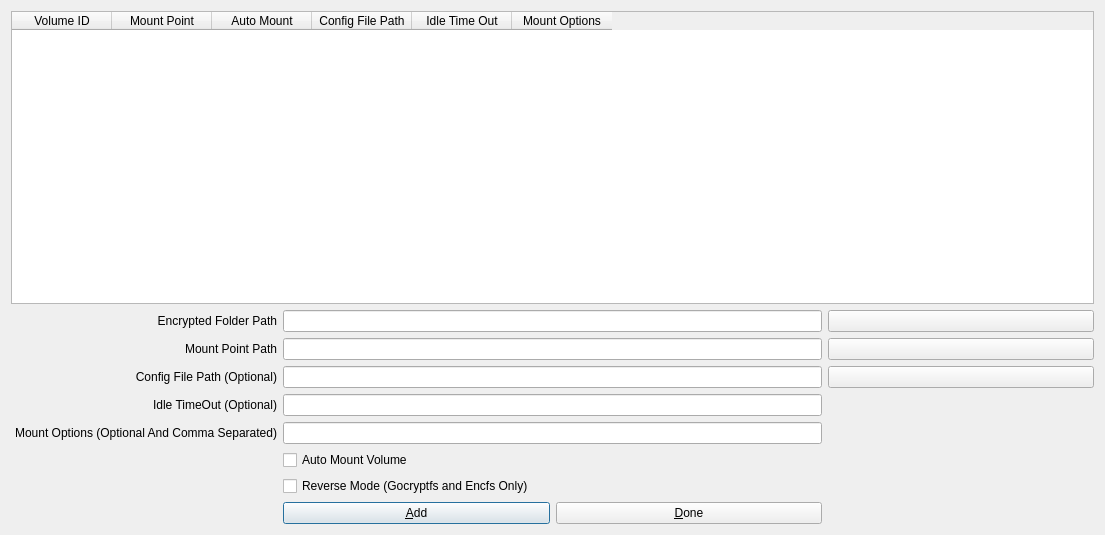
The window that src/favorites.ui (mhogomchungu/sirikali) describes before a commit, drawn with Qt 5.
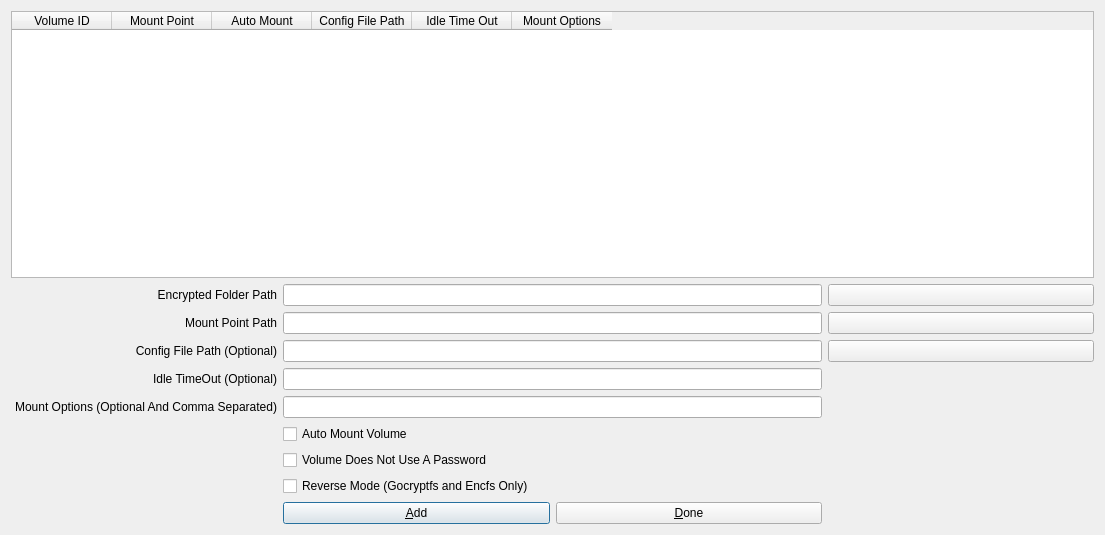
The same window after the commit.

Commit message: make it possible to set a favorite entry to unlock a volume without using a password,useful when connecting to sshfs server that uses a private key without password

Patch:
```diff
--- a/src/favorites.ui
+++ b/src/favorites.ui
@@ -17,7 +17,7 @@
    <string>Manage Favorites</string>
   </property>
   <layout class="QGridLayout" name="gridLayout">
-   <item row="11" column="2">
+   <item row="12" column="2">
     <widget class="QPushButton" name="pbCancel">
      <property name="text">
       <string>&amp;Done</string>
@@ -188,7 +188,7 @@
      </property>
     </widget>
    </item>
-   <item row="11" column="1">
+   <item row="12" column="1">
     <widget class="QPushButton" name="pbAdd">
      <property name="text">
       <string>&amp;Add</string>
@@ -214,7 +214,7 @@
      </property>
     </widget>
    </item>
-   <item row="10" column="1" colspan="2">
+   <item row="11" column="1" colspan="2">
     <widget class="QCheckBox" name="cbReverseMode">
      <property name="text">
       <string>Reverse Mode (Gocryptfs and Encfs Only)</string>
@@ -228,6 +228,13 @@
      </property>
     </widget>
    </item>
+   <item row="10" column="1" colspan="2">
+    <widget class="QCheckBox" name="cbVolumeNoPassword">
+     <property name="text">
+      <string>Volume Does Not Use A Password</string>
+     </property>
+    </widget>
+   </item>
   </layout>
  </widget>
  <tabstops>
```
The commit also changes 4 other files.
